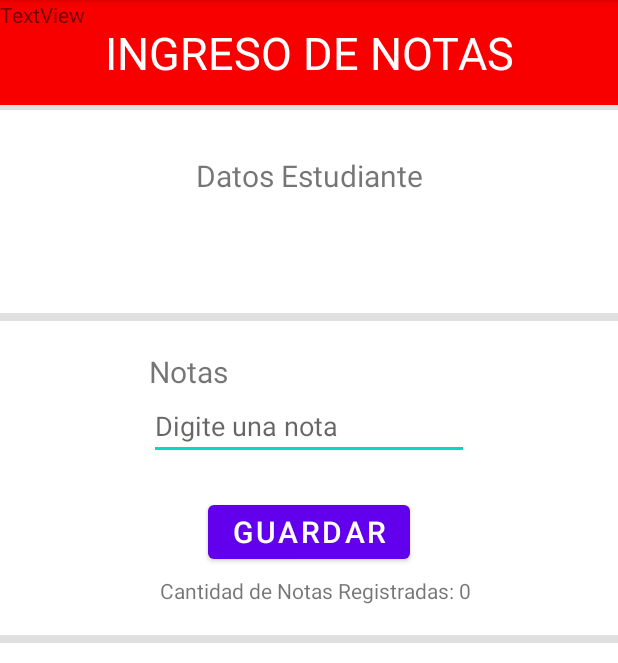
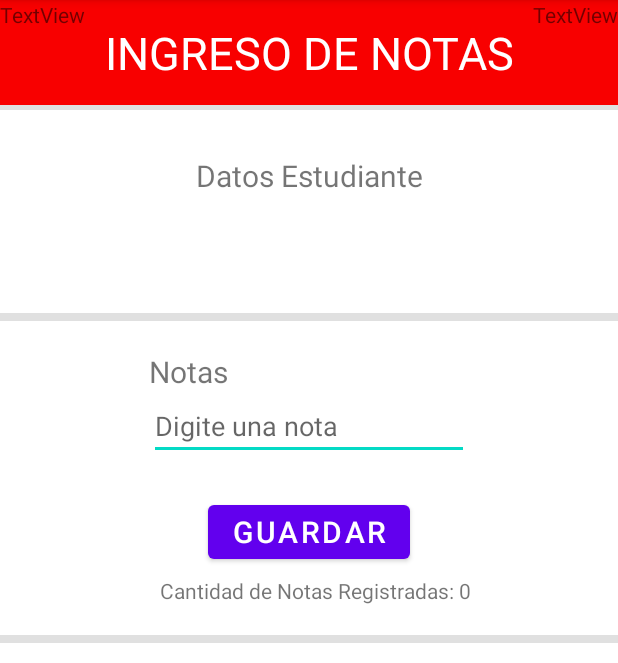
Before and after one commit to Crisjaroca/Laboratorio-Promedio, an Android app: the DatosActivity screen opened directly, with no data from a screen before it, on a phone screen of 412 x 824 dp, the part 84-747 px from its top. Run offline under Robolectric (Android 15) with nearby library versions, the phone set to English and light mode, and no system bars.

Commit message:
Diseño Interfaces v0.4.6

```diff
--- a/app/src/main/java/com/example/promedioest/DatosActivity.java
+++ b/app/src/main/java/com/example/promedioest/DatosActivity.java
@@ -27,6 +27,7 @@ public class DatosActivity extends AppCompatActivity {
     private TextView materiaInfo;
     private TextView numeroNotas;
     private TextView notaSuma;
+    private TextView todasNotasDatos;
     private EditText notaInfo;
 
     @Override
@@ -40,6 +41,7 @@ public class DatosActivity extends AppCompatActivity {
         numeroNotas = findViewById(R.id.numeroNotas);
         notaSuma = findViewById(R.id.notaSumaDatos);
         notaInfo = findViewById(R.id.notaInfo);
+        todasNotasDatos = findViewById(R.id.todasNotasDatos);
 
         String nombre = getIntent().getStringExtra("NOMBRE_KEY");
         String codigo = getIntent().getStringExtra("CODIGO_KEY");
@@ -55,21 +57,29 @@ public class DatosActivity extends AppCompatActivity {
         });
 
         this.informeBtn = findViewById(R.id.informeBtn);
-        this.informeBtn.setOnClickListener(view -> {
-            Intent intent = new Intent(this, InformeActivity.class);
+        this.informeBtn.setOnClickListener(new View.OnClickListener() {
+            @Override
+            public void onClick(View view) {
+                Bundle enviaDatos = new Bundle();
+                enviaDatos.putString("NOTAS",todasNotasDatos.getText().toString());
+
+                Intent intent = new Intent(DatosActivity.this, InformeActivity.class);
                 intent.putExtra("NOMBRE_KEY", nombre);
                 intent.putExtra("CODIGO_KEY", codigo);
                 intent.putExtra("MATERIA_KEY", materia);
                 intent.putExtra("NUMERO_KEY" , numeroNotas.getText().toString());
                 intent.putExtra("SUMATORIA_KEY", sumatoria);
                 intent.putExtra("TODAS_NOTAS", notasRecibidas);
+                intent.putExtras(enviaDatos);
                 startActivity(intent);
+            }
         });
     }
 
     public void guardarDatos(View view){
         String notaStr = notaInfo.getText().toString();
         int notaVal = Integer.parseInt(notaStr);
+        todasNotasDatos.setText(notaInfo.getText());
 
         notasRecibidas.add(notaVal);
 
--- a/app/src/main/res/layout/activity_datos.xml
+++ b/app/src/main/res/layout/activity_datos.xml
@@ -186,4 +186,11 @@
         android:layout_height="wrap_content"
         android:text="TextView" />
 
+    <TextView
+        android:id="@+id/todasNotasDatos"
+        android:layout_width="wrap_content"
+        android:layout_height="wrap_content"
+        android:text="TextView"
+        app:layout_constraintEnd_toEndOf="parent" />
+
 </androidx.constraintlayout.widget.ConstraintLayout>
--- a/app/src/main/res/layout/activity_informe.xml
+++ b/app/src/main/res/layout/activity_informe.xml
@@ -106,4 +106,10 @@
         android:text="Volver"
         android:textSize="25sp"
         app:layout_constraintTop_toBottomOf="@+id/divider6" />
+
+    <TextView
+        android:id="@+id/todasNotasInfo"
+        android:layout_width="wrap_content"
+        android:layout_height="wrap_content"
+        android:text="TextView" />
 </androidx.constraintlayout.widget.ConstraintLayout>
```
Also changed, not shown: app/src/main/java/com/example/promedioest/InformeActivity.java (+7 -0 lines). Lines whose indentation alone changed are shown as unchanged.
